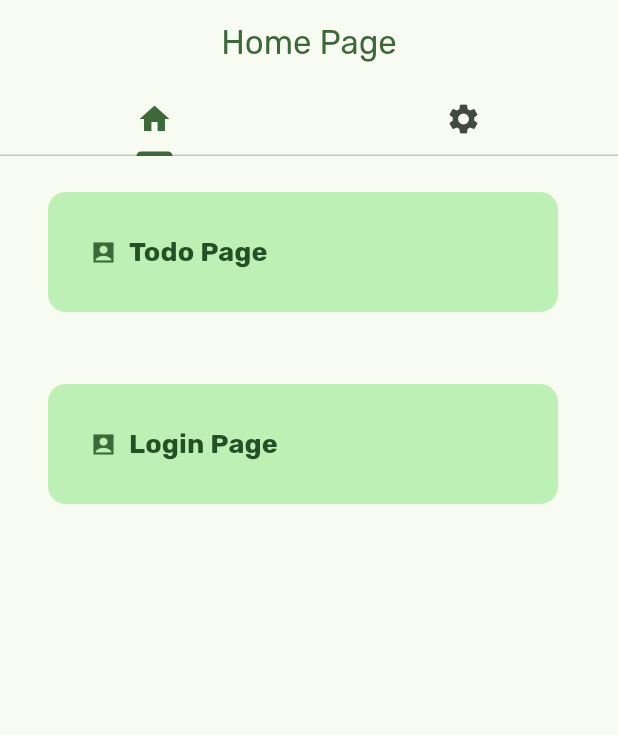
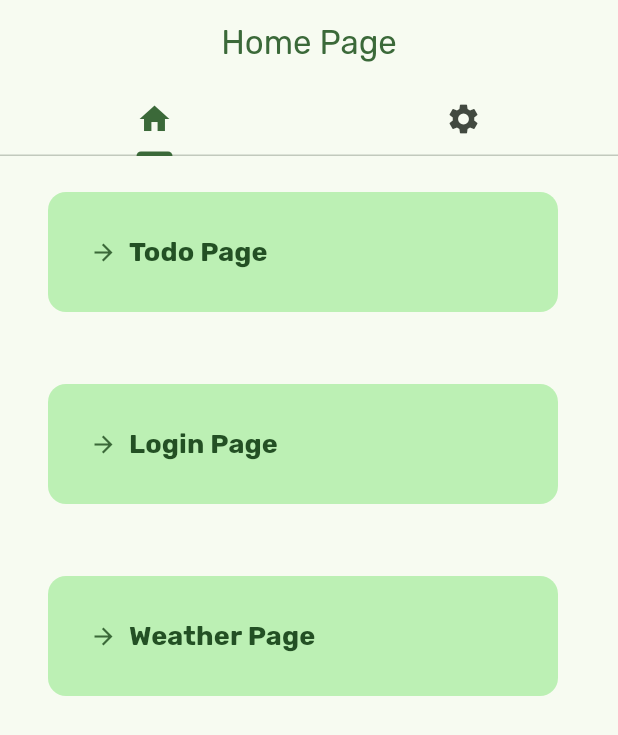
Before and after one commit to VastSea0/helo_app, a Flutter app: the screen it shows after launch, on a phone screen of 412 x 824 dp. Shown: the top 735 px of the screen. Run offline on Flutter 3.47's test engine with Material 3 defaults, Android fonts, the phone set to English and light mode, and no system bars; our stand-ins replace google_fonts, localstorage.

Commit message:
Add Weather Page and update theme mode to light

```diff
--- a/lib/main.dart
+++ b/lib/main.dart
@@ -3,7 +3,7 @@ import 'package:helo_app/constants/theme.dart';
 import 'package:helo_app/pages/login.dart';
 import 'pages/todo.dart';
 import 'models/page_card_models.dart';
-
+import "pages/hava-durumu.dart";
 
 void main() {
   WidgetsFlutterBinding.ensureInitialized();
@@ -18,7 +18,7 @@ class MyApp extends StatefulWidget {
 }
 
 class _MyAppState extends State<MyApp> {
-  ThemeMode _themeMode = ThemeMode.system;
+  ThemeMode _themeMode = ThemeMode.light;
 
   void _toggleThemeMode(bool isDark) {
     setState(() {
@@ -57,6 +57,7 @@ class MyHomePage extends StatefulWidget {
   static final List<Pages> pages = [
     Pages(name: "Todo Page", func: () => TodoPage(title: 'Todo Page')),
     Pages(name: "Login Page", func: () => LoginPage(title: 'Login Page')),
+    Pages(name: "Weather Page", func: () => WeatherUI(title: 'Weather Page')),
   ];
 
   @override
@@ -135,7 +136,7 @@ class _MyHomePageState extends State<MyHomePage>
               },
               child: Row(
                 children: [
-                  const Icon(Icons.account_box_sharp),
+                  const Icon(Icons.arrow_forward),
                   const SizedBox(width: 8),
                   Text(
                     MyHomePage.pages[index].name ?? 'No Name',
```
Also changed, not shown: lib/pages/hava-durumu.dart (added, +46 -0 lines).
